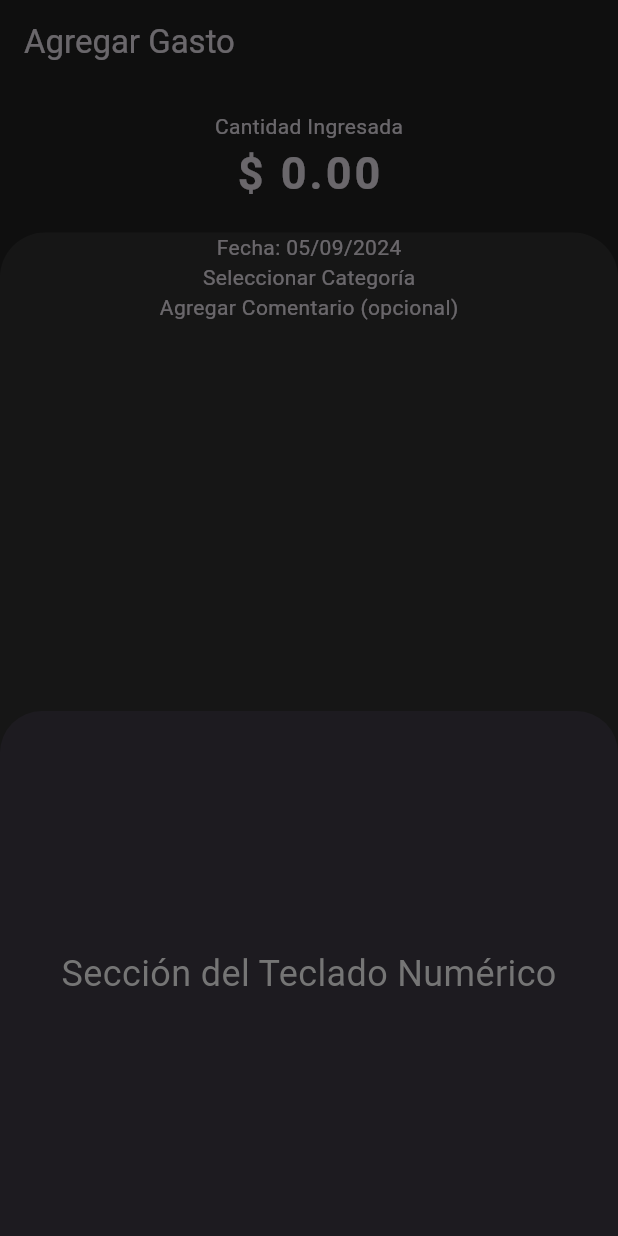
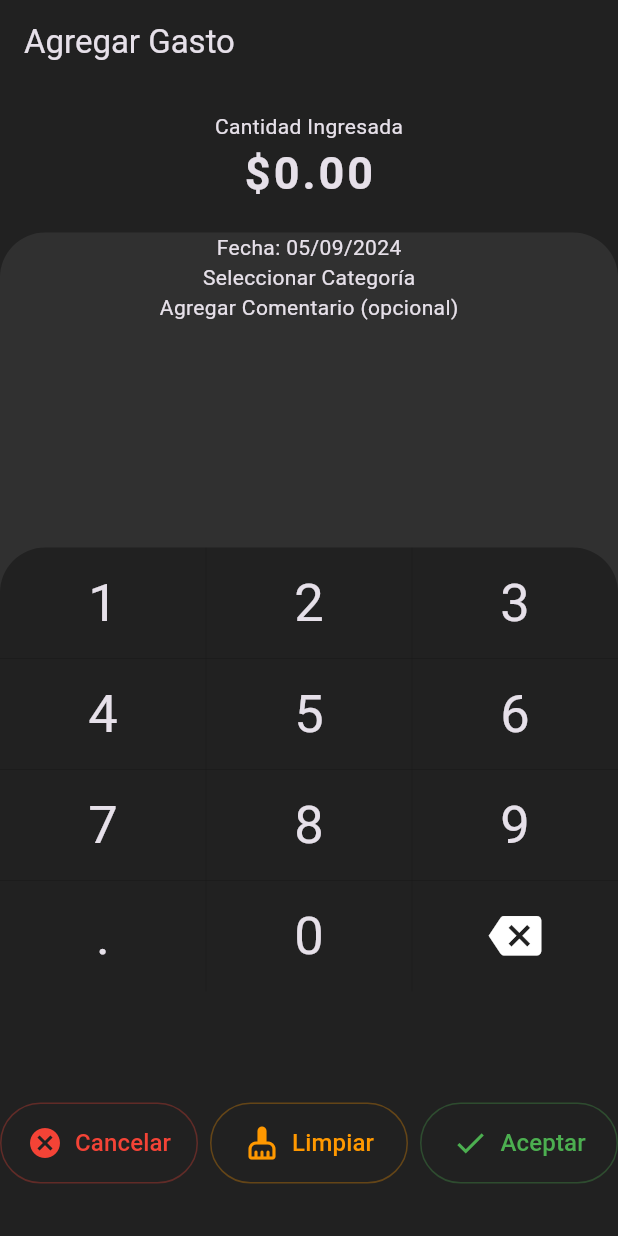
Before and after one commit to rojasoscar752/Project_mobile, a Flutter app: the AddExpenses screen opened directly, after a tap on "Cantidad Ingresada", on a phone screen of 412 x 824 dp. Run offline on Flutter 3.47's test engine with Material 3 defaults, Android fonts, the phone set to English and light mode, and no system bars; our stand-ins replace flutter_speed_dial, logger.

Commit message:
funcion_botones

```diff
--- a/lib/main.dart
+++ b/lib/main.dart
@@ -1,7 +1,6 @@
-import 'package:calc_app/pages/add_entries.dart';
-import 'package:calc_app/pages/add_expenses.dart';
 import 'package:calc_app/pages/home_page.dart';
 import 'package:calc_app/providers/ui_provider.dart';
+import 'package:calc_app/themes/theme.dart';
 import 'package:flutter/material.dart';
 import 'package:provider/provider.dart';
 
@@ -16,15 +15,7 @@ class MyApp extends StatelessWidget {
   Widget build(BuildContext context) {
     return MaterialApp(
       title: 'Material App',
-      theme: ThemeData.dark().copyWith(
-        appBarTheme: AppBarTheme(backgroundColor: Colors.grey[900]),
-        bottomNavigationBarTheme:
-        const BottomNavigationBarThemeData(selectedItemColor: Colors.green),
-        floatingActionButtonTheme: FloatingActionButtonThemeData(
-          backgroundColor: Colors.green[800], foregroundColor: Colors.white),
-        scaffoldBackgroundColor: Colors.grey[900],
-        primaryColorDark: Colors.grey[850],
-      ),
+      theme: appTheme,
       initialRoute: 'home',
       routes: {
         'home': (_) => const HomePage(),
--- /dev/null
+++ b/lib/themes/theme.dart
@@ -0,0 +1,13 @@
+import 'package:flutter/material.dart';
+
+final ThemeData appTheme = ThemeData.dark().copyWith(
+  appBarTheme: AppBarTheme(backgroundColor: Colors.grey[900]),
+  bottomNavigationBarTheme:
+    const BottomNavigationBarThemeData(selectedItemColor: Colors.green),
+  floatingActionButtonTheme: FloatingActionButtonThemeData(
+    backgroundColor: Colors.green[800],
+    foregroundColor: Colors.white,
+  ),
+  scaffoldBackgroundColor: Colors.grey[900],
+  primaryColorDark: Colors.grey[850],
+);
--- /dev/null
+++ b/lib/widgets/action_buttom.dart
@@ -0,0 +1,50 @@
+import 'package:flutter/material.dart';
+
+class ActionButton extends StatelessWidget {
+  final String label;
+  final IconData icon;
+  final Color color;
+  final VoidCallback onPressed;
+
+  const ActionButton({
+    super.key,
+    required this.label,
+    required this.icon,
+    required this.color,
+    required this.onPressed,
+  });
+
+  @override
+  Widget build(BuildContext context) {
+    return SizedBox(
+      width: double.infinity,
+      child: ElevatedButton(
+        onPressed: onPressed,
+        style: ElevatedButton.styleFrom(
+          backgroundColor: Colors.transparent, // Fondo transparente
+          foregroundColor: color, // Color del texto e ícono
+          shape: RoundedRectangleBorder(
+            side: BorderSide(color: color.withOpacity(0.3)), // Borde sutil
+            borderRadius: BorderRadius.circular(30.0),
+          ),
+          padding: const EdgeInsets.symmetric(vertical: 15.0),
+          elevation: 0, // Sin sombra
+        ),
+        child: Row(
+          mainAxisAlignment: MainAxisAlignment.center,
+          children: [
+            Icon(icon, size: 24.0, color: color),
+            const SizedBox(width: 8.0),
+            Text(
+              label,
+              style: TextStyle(
+                fontSize: 16.0,
+                color: color, // Color del texto
+              ),
+            ),
+          ],
+        ),
+      ),
+    );
+  }
+}
--- a/lib/widgets/add_expenses/amount_display.dart
+++ b/lib/widgets/add_expenses/amount_display.dart
@@ -1,4 +1,5 @@
 import 'package:flutter/material.dart';
+import 'package:intl/intl.dart';
 
 class AmountDisplay extends StatelessWidget {
   final String amount;
@@ -8,11 +9,19 @@ class AmountDisplay extends StatelessWidget {
   @override
   Widget build(BuildContext context) {
     return Text(
-      '\$ $amount',
+      _formatAmount(amount),
       style: const TextStyle(
         fontSize: 30.0,
         letterSpacing: 2.0,
-        fontWeight: FontWeight.bold      ),
+        fontWeight: FontWeight.bold
+      ),
+      maxLines: 1,
+      overflow: TextOverflow.ellipsis,
     );
   }
+
+  String _formatAmount(String amount) {
+    double value = double.tryParse(amount) ?? 0.00;
+    return NumberFormat.currency(symbol: '\$', decimalDigits: 2).format(value);
+  }
 }
--- a/lib/widgets/add_expenses/bs_num_keyboard.dart
+++ b/lib/widgets/add_expenses/bs_num_keyboard.dart
@@ -1,4 +1,7 @@
+import 'package:calc_app/widgets/action_buttom.dart';
 import 'package:flutter/material.dart';
+import 'amount_display.dart';
+import 'num_pad.dart';
 
 class BsNumKeyboard extends StatefulWidget {
   const BsNumKeyboard({super.key});
@@ -13,42 +16,120 @@ class _BsNumKeyboardState extends State<BsNumKeyboard> {
   @override
   Widget build(BuildContext context) {
     return GestureDetector(
-     onTap: () {
-      numPad();
-     },
+      onTap: _showNumPad,
       child: Padding(
         padding: const EdgeInsets.all(18.0),
         child: Column(
-        children: [
-          const Text('Cantidad Ingresada'),
-          Text(
-            '\$ $amount',
-            style: const TextStyle(
-              fontSize: 30.0,
-              letterSpacing: 2.0,
-              fontWeight: FontWeight.bold,
-            ),
-          ),
-        ],
-      ),
+          children: [
+            const Text('Cantidad Ingresada'),
+            AmountDisplay(amount: amount),
+          ],
+        ),
       ),
     );
   }
 
-  void numPad() {
+  void _showNumPad() {
     showModalBottomSheet(
+      barrierColor: Colors.transparent,
+      enableDrag: false,
+      isScrollControlled: true,
+      backgroundColor: Theme.of(context).scaffoldBackgroundColor,
+      shape: const RoundedRectangleBorder(
+        borderRadius: BorderRadius.vertical(top: Radius.circular(30.0)),
+      ),
       context: context,
       builder: (BuildContext context) {
-        return SizedBox(
-          height: 350.0,
-          child: Center(
-            child: Text(
-              'Sección del Teclado Numérico',
-              style: TextStyle(fontSize: 24.0, color: Colors.grey[600]),
+        return Column(
+          mainAxisSize: MainAxisSize.min,
+          children: [
+            NumPad(onValueSelected: _updateAmount),
+            Padding(
+              padding: const EdgeInsets.only(top: 0.0, bottom: 35.0),
+              child: Column(
+                children: [
+                  Row(
+                    mainAxisAlignment: MainAxisAlignment.spaceBetween,
+                    children: [
+                      Expanded(
+                        child: ActionButton(
+                          label: 'Cancelar',
+                          icon: Icons.cancel,
+                          color: Colors.red,
+                          onPressed: () {
+                            setState(() {
+                              amount = '0.00'; // Reinicia el amount a 0.00
+                            });
+                            Navigator.pop(
+                                context); // Pasar el valor 0.00 al cerrar
+                          },
+                        ),
+                      ),
+                      const SizedBox(width: 8.0),
+                      Expanded(
+                        child: ActionButton(
+                          label: 'Limpiar',
+                          icon: Icons.cleaning_services_rounded,
+                          color: Colors.orange,
+                          onPressed: () {
+                            setState(() {
+                              amount = '0.00'; // Reinicia el amount a 0.00
+                            });
+                          },
+                        ),
+                      ),
+                      const SizedBox(width: 8.0),
+                      Expanded(
+                        child: ActionButton(
+                          label: 'Aceptar',
+                          icon: Icons.check,
+                          color: Colors.green,
+                          onPressed: () {
+                            Navigator.pop(context, amount);
+                          },
+                        ),
+                      ),
+                    ],
+                  ),
+                ],
+              ),
             ),
-          ),
+          ],
         );
-      }
+      },
     );
   }
+
+  void _updateAmount(String input) {
+    setState(() {
+      if (input == 'delete') {
+        if (amount.length > 1) {
+          amount = amount.substring(0, amount.length - 1);
+        } else {
+          amount = '0.00';
+        }
+      } else {
+        if (amount == '0.00') {
+          amount = input == '.' ? '0.' : input;
+        } else {
+          // Evitar múltiples puntos decimales
+          if (input == '.' && amount.contains('.')) return;
+          amount += input;
+        }
+        // Limitar a dos decimales
+        final parts = amount.split('.');
+        if (parts.length > 1) {
+          final decimalPart = parts[1];
+          if (decimalPart.length > 2) {
+            amount = '${parts[0]}.${decimalPart.substring(0, 2)}';
+          }
+        }
+        // Limitar a 14 enteros
+        if (parts[0].length > 14) {
+          amount =
+              '${parts[0].substring(0, 14)}.${parts.length > 1 ? parts[1] : '00'}';
+        }
+      }
+    });
+  }
 }
--- a/lib/widgets/add_expenses/num_pad.dart
+++ b/lib/widgets/add_expenses/num_pad.dart
@@ -0,0 +1,37 @@
+import 'package:calc_app/widgets/add_expenses/num_pad_table.dart';
+import 'package:flutter/material.dart';
+
+class NumPad extends StatelessWidget {
+  final Function(String) onValueSelected;
+
+  const NumPad({super.key, required this.onValueSelected});
+
+  @override
+  Widget build(BuildContext context) {
+    return SizedBox(
+      height: 370.0,
+      child: LayoutBuilder(
+        builder: (BuildContext context, BoxConstraints constraints) {
+          var constraintsHeight = constraints.biggest.height / 5;
+          return Column(
+            children: [
+              NumPadTable(
+                constraintsHeight: constraintsHeight,
+                onInput: (value) => _handleInput(value),
+                onDelete: () => _handleDelete(),
+                onDecimal: () => _handleInput('.'),
+                ),
+            ],
+          );
+        },
+        ),
+    );
+  }
+   void _handleInput(String input) {
+    onValueSelected(input);
+  }
+
+  void _handleDelete() {
+    onValueSelected('delete');
+  }
+}
--- a/lib/widgets/add_expenses/num_pad_button.dart
+++ b/lib/widgets/add_expenses/num_pad_button.dart
@@ -1,21 +1,35 @@
 import 'package:flutter/material.dart';
 
 class NumPadButton extends StatelessWidget {
-  final String label;
+  final String? label;
   final double height;
+  final VoidCallback onPressed;
+  final Widget? icon;
 
-  const NumPadButton({super.key, required this.label, required this.height});
+  const NumPadButton({
+    super.key,
+    this.label,
+    required this.height,
+    required this.onPressed,
+    this.icon});
 
   @override
   Widget build(BuildContext context) {
-    return SizedBox(
-      height: height,
-      child: Center(
-        child: Text(
-          label,
-          style: const TextStyle(fontSize: 35.0),
+    return GestureDetector(
+      behavior: HitTestBehavior.opaque,
+      onTap: onPressed,
+      child: SizedBox(
+        height: height,
+        child: Center(
+          child:
+              icon ??
+                  Text(
+                    label ?? '',
+                    style: const TextStyle(fontSize: 35.0),
+                  ),
         ),
       ),
+
     );
   }
 }
--- a/lib/widgets/add_expenses/num_pad_table.dart
+++ b/lib/widgets/add_expenses/num_pad_table.dart
@@ -3,8 +3,17 @@ import 'package:flutter/material.dart';
 
 class NumPadTable extends StatelessWidget {
   final double constraintsHeight;
+  final void Function(String) onInput;
+  final VoidCallback onDelete;
+  final VoidCallback onDecimal;
 
-  const NumPadTable({super.key, required this.constraintsHeight});
+  const NumPadTable({
+    super.key,
+    required this.constraintsHeight,
+    required this.onInput,
+    required this.onDelete,
+    required this.onDecimal,
+    });
 
   @override
   Widget build(BuildContext context) {
@@ -13,17 +22,40 @@ class NumPadTable extends StatelessWidget {
         inside: BorderSide(width: 0.1),
       ),
       children: [
+          _builRow(['1', '2', '3'], onInput),
+          _builRow(['4', '5', '6'], onInput),
+          _builRow(['7', '8', '9'], onInput),
         TableRow(children: [
-          NumPadButton(label: '1', height: constraintsHeight),
-          NumPadButton(label: '2', height: constraintsHeight),
-          NumPadButton(label: '3', height: constraintsHeight),
-          ]),
-          TableRow(children: [
-            NumPadButton(label: '4', height: constraintsHeight),
-            NumPadButton(label: '5', height: constraintsHeight),
-            NumPadButton(label: '6', height: constraintsHeight),
-          ])
+            NumPadButton(
+              label: '.',
+              height: constraintsHeight,
+              onPressed: onDecimal,
+            ),
+          NumPadButton(
+            label: '0',
+            height: constraintsHeight,
+            onPressed: () => onInput('0'),
+          ),
+          NumPadButton(
+            icon: const Icon(Icons.backspace,
+                size: 35.0),
+            height: constraintsHeight,
+            onPressed: onDelete,
+          ),
+        ]),
       ],
     );
   }
+
+  _builRow(List<String> labels, void Function(String) onPressed) {
+    return TableRow(
+      children: labels
+          .map((label) => NumPadButton(
+            label: label,
+            height: constraintsHeight,
+            onPressed:  () => onPressed(label),
+            ))
+          .toList(),
+    );
+  }
 }
--- a/pubspec.yaml
+++ b/pubspec.yaml
@@ -37,6 +37,7 @@ dependencies:
   # The following adds the Cupertino Icons font to your application.
   # Use with the CupertinoIcons class for iOS style icons.
   cupertino_icons: ^1.0.8
+  intl: ^0.19.0
 
 dev_dependencies:
   flutter_test:
```
Also changed, not shown: pubspec.lock.
